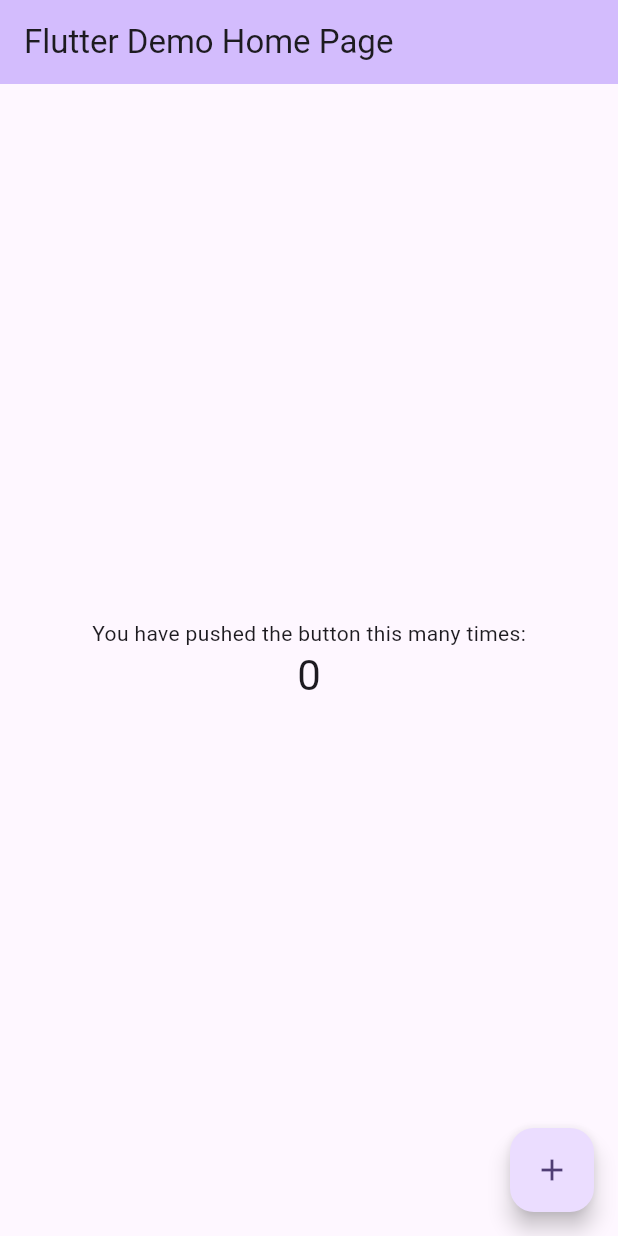
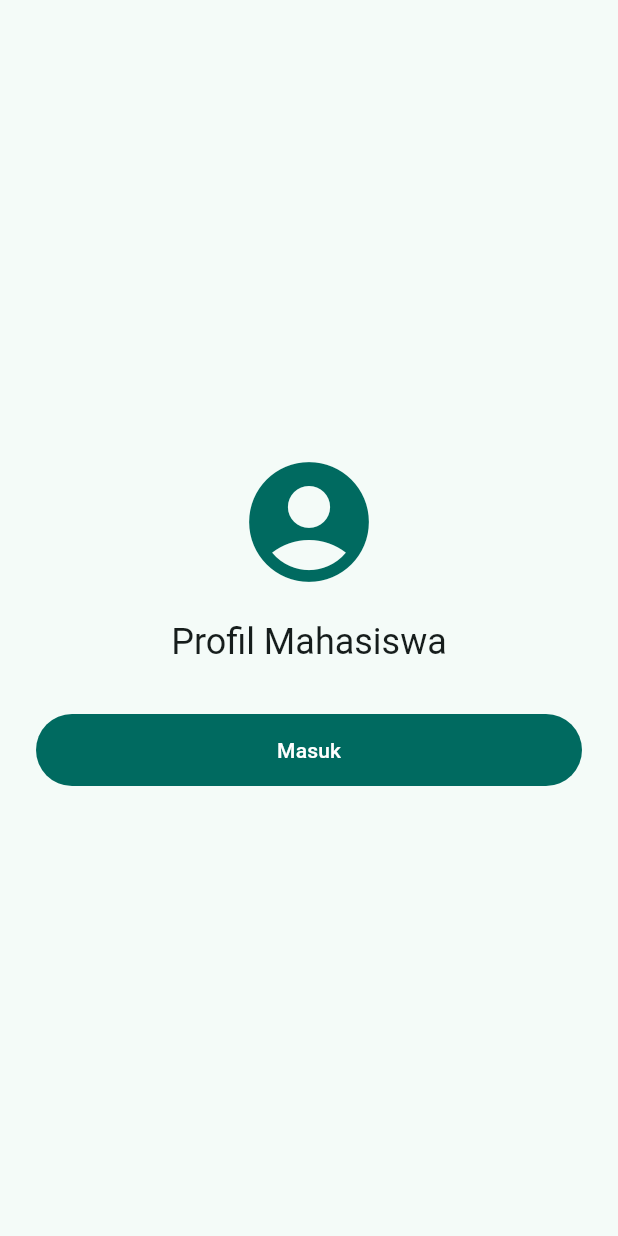
Before and after one commit to nikolkanaeru/uts-pml-1124160154, a Flutter app: the screen it shows after launch, on a phone screen of 412 x 824 dp. Run offline on Flutter 3.47's test engine with Material 3 defaults, Android fonts, the phone set to English and light mode, and no system bars.

Commit message:
ubah kodingan profil, login, dan photo profile

```diff
--- a/soal2-profil-app/lib/main.dart
+++ b/soal2-profil-app/lib/main.dart
@@ -1,122 +1,57 @@
 import 'package:flutter/material.dart';
+
+import 'screens/about_page.dart';
+import 'screens/login_page.dart';
+import 'screens/profile_page.dart';
 
 void main() {
   runApp(const MyApp());
 }
 
-class MyApp extends StatelessWidget {
+class MyApp extends StatefulWidget {
   const MyApp({super.key});
 
-  // This widget is the root of your application.
   @override
-  Widget build(BuildContext context) {
-    return MaterialApp(
-      title: 'Flutter Demo',
-      theme: ThemeData(
-        // This is the theme of your application.
-        //
-        // TRY THIS: Try running your application with "flutter run". You'll see
-        // the application has a purple toolbar. Then, without quitting the app,
-        // try changing the seedColor in the colorScheme below to Colors.green
-        // and then invoke "hot reload" (save your changes or press the "hot
-        // reload" button in a Flutter-supported IDE, or press "r" if you used
-        // the command line to start the app).
-        //
-        // Notice that the counter didn't reset back to zero; the application
-        // state is not lost during the reload. To reset the state, use hot
-        // restart instead.
-        //
-        // This works for code too, not just values: Most code changes can be
-        // tested with just a hot reload.
-        colorScheme: .fromSeed(seedColor: Colors.deepPurple),
-      ),
-      home: const MyHomePage(title: 'Flutter Demo Home Page'),
-    );
-  }
+  State<MyApp> createState() => _MyAppState();
 }
 
-class MyHomePage extends StatefulWidget {
-  const MyHomePage({super.key, required this.title});
+class _MyAppState extends State<MyApp> {
+  ThemeMode _themeMode = ThemeMode.light;
 
-  // This widget is the home page of your application. It is stateful, meaning
-  // that it has a State object (defined below) that contains fields that affect
-  // how it looks.
+  bool get _isDark => _themeMode == ThemeMode.dark;
 
-  // This class is the configuration for the state. It holds the values (in this
-  // case the title) provided by the parent (in this case the App widget) and
-  // used by the build method of the State. Fields in a Widget subclass are
-  // always marked "final".
-
-  final String title;
-
-  @override
-  State<MyHomePage> createState() => _MyHomePageState();
-}
-
-class _MyHomePageState extends State<MyHomePage> {
-  int _counter = 0;
-
-  void _incrementCounter() {
+  void _toggleTheme() {
     setState(() {
-      // This call to setState tells the Flutter framework that something has
-      // changed in this State, which causes it to rerun the build method below
-      // so that the display can reflect the updated values. If we changed
-      // _counter without calling setState(), then the build method would not be
-      // called again, and so nothing would appear to happen.
-      _counter++;
+      _themeMode = _isDark ? ThemeMode.light : ThemeMode.dark;
     });
   }
 
   @override
   Widget build(BuildContext context) {
-    // This method is rerun every time setState is called, for instance as done
-    // by the _incrementCounter method above.
-    //
-    // The Flutter framework has been optimized to make rerunning build methods
-    // fast, so that you can just rebuild anything that needs updating rather
-    // than having to individually change instances of widgets.
-    return Scaffold(
-      appBar: AppBar(
-        // TRY THIS: Try changing the color here to a specific color (to
-        // Colors.amber, perhaps?) and trigger a hot reload to see the AppBar
-        // change color while the other colors stay the same.
-        backgroundColor: Theme.of(context).colorScheme.inversePrimary,
-        // Here we take the value from the MyHomePage object that was created by
-        // the App.build method, and use it to set our appbar title.
-        title: Text(widget.title),
+    return MaterialApp(
+      title: 'Profil Mahasiswa',
+      debugShowCheckedModeBanner: false,
+      theme: ThemeData(
+        useMaterial3: true,
+        colorScheme: ColorScheme.fromSeed(seedColor: Colors.teal),
       ),
-      body: Center(
-        // Center is a layout widget. It takes a single child and positions it
-        // in the middle of the parent.
-        child: Column(
-          // Column is also a layout widget. It takes a list of children and
-          // arranges them vertically. By default, it sizes itself to fit its
-          // children horizontally, and tries to be as tall as its parent.
-          //
-          // Column has various properties to control how it sizes itself and
-          // how it positions its children. Here we use mainAxisAlignment to
-          // center the children vertically; the main axis here is the vertical
-          // axis because Columns are vertical (the cross axis would be
-          // horizontal).
-          //
-          // TRY THIS: Invoke "debug painting" (choose the "Toggle Debug Paint"
-          // action in the IDE, or press "p" in the console), to see the
-          // wireframe for each widget.
-          mainAxisAlignment: .center,
-          children: [
-            const Text('You have pushed the button this many times:'),
-            Text(
-              '$_counter',
-              style: Theme.of(context).textTheme.headlineMedium,
-            ),
-          ],
+      darkTheme: ThemeData(
+        useMaterial3: true,
+        colorScheme: ColorScheme.fromSeed(
+          seedColor: Colors.teal,
+          brightness: Brightness.dark,
         ),
       ),
-      floatingActionButton: FloatingActionButton(
-        onPressed: _incrementCounter,
-        tooltip: 'Increment',
-        child: const Icon(Icons.add),
-      ),
+      themeMode: _themeMode,
+      initialRoute: '/login',
+      routes: {
+        '/login': (context) => const LoginPage(),
+        '/profile': (context) => ProfilePage(
+              isDark: _isDark,
+              onToggleTheme: _toggleTheme,
+            ),
+        '/about': (context) => const AboutPage(),
+      },
     );
   }
 }
--- a/soal2-profil-app/lib/screens/login_page.dart
+++ b/soal2-profil-app/lib/screens/login_page.dart
@@ -0,0 +1,38 @@
+import 'package:flutter/material.dart';
+
+class LoginPage extends StatelessWidget {
+  const LoginPage({super.key});
+
+  @override
+  Widget build(BuildContext context) {
+    return Scaffold(
+      body: SafeArea(
+        child: Center(
+          child: Padding(
+            padding: const EdgeInsets.all(24),
+            child: Column(
+              mainAxisAlignment: MainAxisAlignment.center,
+              children: [
+                Icon(Icons.account_circle,
+                    size: 96, color: Theme.of(context).colorScheme.primary),
+                const SizedBox(height: 16),
+                Text('Profil Mahasiswa',
+                    style: Theme.of(context).textTheme.headlineSmall),
+                const SizedBox(height: 32),
+                SizedBox(
+                  width: double.infinity,
+                  height: 48,
+                  child: FilledButton(
+                    onPressed: () =>
+                        Navigator.pushReplacementNamed(context, '/profile'),
+                    child: const Text('Masuk'),
+                  ),
+                ),
+              ],
+            ),
+          ),
+        ),
+      ),
+    );
+  }
+}
--- a/soal2-profil-app/lib/screens/profile_page.dart
+++ b/soal2-profil-app/lib/screens/profile_page.dart
@@ -27,7 +27,7 @@ class _ProfilePageState extends State<ProfilePage> {
     email: 'mazmimamun@gmail.com',
     hp: '08231807985',
     github: 'https://github.com/nikolkanaeru/',
-    bio: 'Mahasiswa yang sedang berproses',
+    bio: 'yang ini teknik baik',
   );
 
   Future<void> _editProfile() async {
```
Also changed, not shown: soal2-profil-app/assets/images/profile_photo.jpeg (added), soal2-profil-app/assets/images/profile_photo.jpg (deleted).
